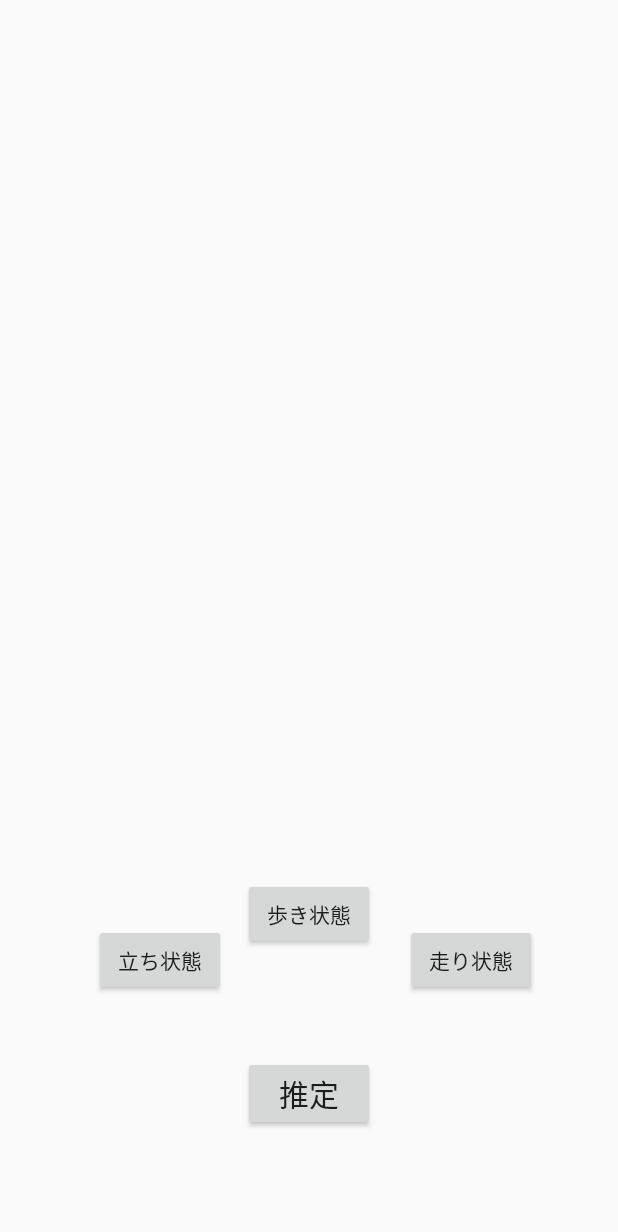
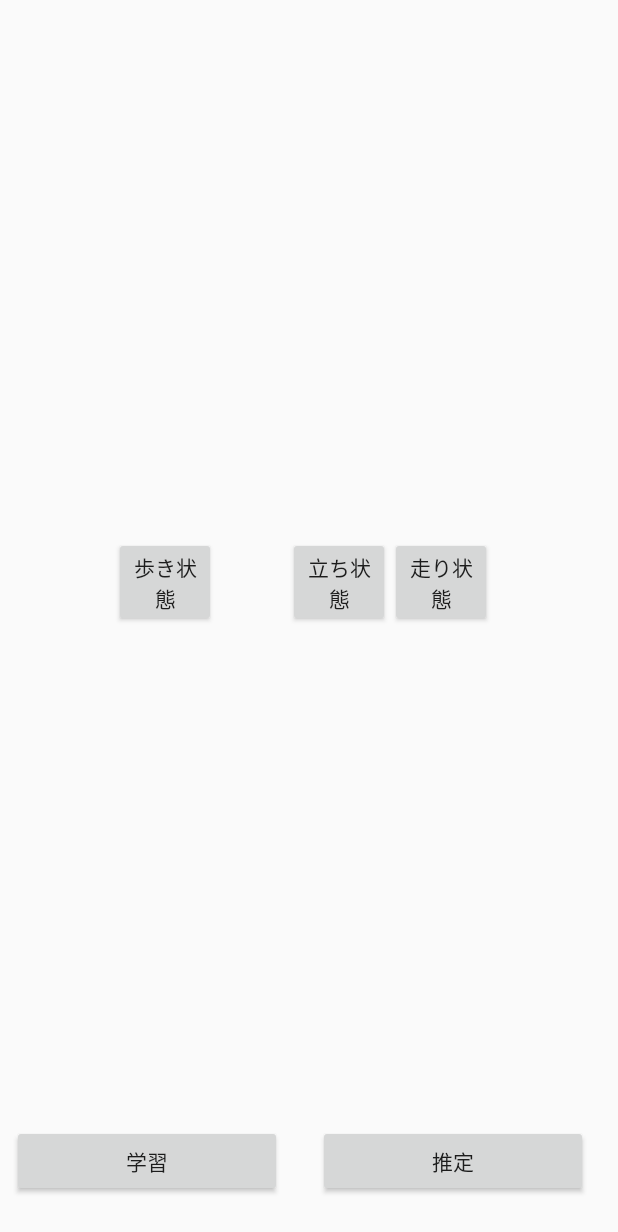
Before and after one commit to Arthur-ubi/pmml-evaluate-android, an Android app: the screen it shows after launch (MainActivity), after a tap on "歩き状態", on a phone screen of 412 x 824 dp. Shown: the top 1232 px of the screen. Run offline under Robolectric (Android 15) with nearby library versions, the phone set to English and light mode, and no system bars; libraries missing offline, so code that uses them is left out: weka.classifiers, weka.classifiers.trees, weka.core, weka.core.converters.

Commit message:
wekaの設定を修正

```diff
--- a/app/src/main/java/com/example/arthur/anti_asp/MainActivity.java
+++ b/app/src/main/java/com/example/arthur/anti_asp/MainActivity.java
@@ -28,6 +28,13 @@ import android.widget.Button;
 import android.widget.TextView;
 import android.widget.Toast;
 
+import weka.classifiers.Classifier;
+import weka.classifiers.trees.J48;
+import weka.core.Instances;
+import weka.core.converters.ArffSaver;
+import weka.core.converters.CSVLoader;
+import weka.core.converters.ConverterUtils;
+
 import com.example.arthur.anti_asp.R;
 
 //TODO サンプリングした各状態のデータをまとめてarffを作成し, wekaのデータセットに設定する
@@ -37,6 +44,7 @@ public class MainActivity extends Activity implements SensorEventListener {
   private SensorManager manager;
   private TextView values;
   float combine;
+  String input_csv;
 
   /** Called when the activity is first created. */
   @Override
@@ -52,7 +60,7 @@ public class MainActivity extends Activity implements SensorEventListener {
     buttonSave_s.setOnClickListener(new View.OnClickListener() {
       @Override
       public void onClick(View v) {
-        String val  = String.valueOf(combine);
+        String val  = String.valueOf(combine + ",");
         saveFile("acc_stand.csv", val);
       }
     });
@@ -60,7 +68,7 @@ public class MainActivity extends Activity implements SensorEventListener {
     buttonSave_w.setOnClickListener(new View.OnClickListener() {
       @Override
       public void onClick(View v) {
-        String val = String.valueOf(combine);
+        String val = String.valueOf(combine + ",");
         saveFile("acc_walk.csv", val);
       }
     });
@@ -68,9 +76,29 @@ public class MainActivity extends Activity implements SensorEventListener {
     buttonSave_r.setOnClickListener(new View.OnClickListener() {
       @Override
       public void onClick(View v) {
-        String val = String.valueOf(combine);
+        String val = String.valueOf(combine + ",");
         saveFile("acc_run.csv", val);
       }
+    });
+
+    //学習ボタン: csvからarff生成 & wekaの学習フェーズだけ実行(その部分のcodeだけこの中にべた貼りでいいかも)
+    Button button_learn = findViewById(R.id.button_learn);
+    button_learn.setOnClickListener(new View.OnClickListener() {
+      @Override
+      public void onClick(View v) {
+
+        //weka識別器生成
+        try {
+          ConverterUtils.DataSource source = new ConverterUtils.DataSource("acc.arff");
+          Instances instances = source.getDataSet();
+          instances.setClassIndex(1);
+          Classifier classifier = new J48();
+          classifier.buildClassifier(instances);
+        } catch (Exception e) {
+          e.printStackTrace();
+        }
+      }
+
     });
 
     Button button_estimate = findViewById(R.id.button_estimate);
@@ -83,6 +111,7 @@ public class MainActivity extends Activity implements SensorEventListener {
 
       }
     });
+
   }
 
   //ファイル保存
@@ -90,7 +119,7 @@ public class MainActivity extends Activity implements SensorEventListener {
 
     // try-with-resources
     try (FileOutputStream fileOutputstream = openFileOutput(file,
-            Context.MODE_PRIVATE);){
+            Context.MODE_APPEND);){
 
       fileOutputstream.write(str.getBytes());
       System.out.println("csv出力が完了しました。");
@@ -111,13 +140,14 @@ public class MainActivity extends Activity implements SensorEventListener {
                  new InputStreamReader(fileInputStream,"UTF-8"));
     ) {
 
-
     } catch (IOException e) {
       e.printStackTrace();
     }
 
     return text;
   }
+
+
 
   @Override
   protected void onStop() {
@@ -158,6 +188,7 @@ public class MainActivity extends Activity implements SensorEventListener {
       values.setText(str);
     }
   }
+  //外部ストレージに保存するためのパーミッション確認
   private static final int REQUEST_EXTERNAL_STORAGE_CODE = 0x01;
   private static String[] mPermissions = {
           Manifest.permission.READ_EXTERNAL_STORAGE,
--- a/app/src/main/java/com/example/arthur/anti_asp/weka.java
+++ b/app/src/main/java/com/example/arthur/anti_asp/weka.java
@@ -11,6 +11,7 @@ import weka.core.FastVector;
 import weka.core.Instance;
 import weka.core.Instances;
 import weka.core.converters.ConverterUtils.DataSource;
+import weka.core.converters.CSVLoader;
 import com.example.arthur.anti_asp.R;
 
 
@@ -28,22 +29,30 @@ public class weka {
             eval.evaluateModel(classifier, instances);
             System.out.println(eval.toSummaryString());
 
-           /*
-            FastVector out = new FastVector(3);
+
+            FastVector out = new FastVector(2);
             out.addElement("stand");
-            out.addElement("overcast");
-            out.addElement("rainy");
-           */
+            out.addElement("walk");
+            out.addElement("run");
             Attribute acc = new Attribute("acc", 0);
+            Attribute state = new Attribute("state",out, 1);
+            FastVector win = new FastVector(2);
 
             //分類したいデータを与える
-            Instance instance = new DenseInstance(2);
+            Instance instance = new DenseInstance(3);
             instance.setValue(acc, c_acc);//acc:MainActivityから引き渡す現在の3軸合成加速度
             instance.setDataset(instances);
 
             double result = classifier.classifyInstance(instance);
             System.out.println(result);
 
+            if (result == 0){
+                //stand
+            }else if(result == 1){
+                //walk
+            }else if(result == 2){
+                //run
+            }
         } catch (Exception e) {
             e.printStackTrace();
         }
--- a/app/src/main/res/layout/activity_main.xml
+++ b/app/src/main/res/layout/activity_main.xml
@@ -1,10 +1,12 @@
 <?xml version="1.0" encoding="utf-8"?>
-<android.support.constraint.ConstraintLayout xmlns:android="http://schemas.android.com/apk/res/android"
+<LinearLayout xmlns:android="http://schemas.android.com/apk/res/android"
     xmlns:app="http://schemas.android.com/apk/res-auto"
     xmlns:tools="http://schemas.android.com/tools"
     android:id="@+id/container"
     android:layout_width="match_parent"
     android:layout_height="match_parent"
+    android:gravity="center_horizontal"
+    android:orientation="vertical"
     tools:context=".MainActivity">
 
 
@@ -16,10 +18,7 @@
         android:layout_marginLeft="8dp"
         android:layout_marginRight="8dp"
         android:layout_marginStart="8dp"
-        android:textColor="#000"
-        app:layout_constraintEnd_toEndOf="parent"
-        app:layout_constraintStart_toStartOf="parent"
-        tools:layout_editor_absoluteY="79dp" />
+        android:textColor="#000" />
 
     <TextView
         android:id="@+id/text_view"
@@ -29,14 +28,19 @@
         android:layout_marginStart="8dp"
         android:layout_marginTop="8dp"
         android:textColor="#000"
-        android:textSize="18sp"
-        app:layout_constraintStart_toStartOf="parent"
-        app:layout_constraintTop_toTopOf="parent" />
+        android:textSize="18sp" />
+
+    <LinearLayout
+        android:layout_width="300dp"
+        android:layout_height="100dp"
+        android:layout_weight="1"
+        android:gravity="center_vertical"
+        android:orientation="horizontal">
 
         <Button
             android:id="@+id/button_l_walk"
-        android:layout_width="wrap_content"
-        android:layout_height="wrap_content"
+            android:layout_width="140dp"
+            android:layout_height="60dp"
             android:layout_margin="20dp"
             android:layout_marginBottom="4dp"
             android:layout_marginEnd="4dp"
@@ -44,13 +48,52 @@
             android:layout_marginRight="4dp"
             android:layout_marginStart="4dp"
             android:layout_marginTop="8dp"
+            android:layout_weight="1"
             android:text="歩き状態"
-        android:textSize="14sp"
-        app:layout_constraintBottom_toBottomOf="parent"
-        app:layout_constraintEnd_toEndOf="parent"
-        app:layout_constraintStart_toStartOf="parent"
-        app:layout_constraintTop_toBottomOf="@+id/text_info"
-        app:layout_constraintVertical_bias="0.762" />
+            android:textSize="14sp" />
+
+        <Button
+            android:id="@+id/button_l_stand"
+            android:layout_width="140dp"
+            android:layout_height="60dp"
+            android:layout_marginBottom="8dp"
+            android:layout_marginLeft="28dp"
+            android:layout_marginStart="28dp"
+            android:layout_marginTop="8dp"
+            android:layout_weight="1"
+            android:text="立ち状態" />
+
+        <Button
+            android:id="@+id/button_l_run"
+            android:layout_width="140dp"
+            android:layout_height="60dp"
+            android:layout_marginBottom="8dp"
+            android:layout_marginEnd="28dp"
+            android:layout_marginRight="28dp"
+            android:layout_marginTop="8dp"
+            android:layout_weight="1"
+            android:text="走り状態" />
+
+    </LinearLayout>
+
+    <LinearLayout
+        android:layout_width="match_parent"
+        android:layout_height="100dp"
+        android:gravity="center_vertical"
+        android:orientation="horizontal">
+
+        <Button
+            android:id="@+id/button_learn"
+            android:layout_width="wrap_content"
+            android:layout_height="wrap_content"
+            android:layout_marginBottom="8dp"
+            android:layout_marginEnd="4dp"
+            android:layout_marginLeft="8dp"
+            android:layout_marginRight="4dp"
+            android:layout_marginStart="8dp"
+            android:layout_marginTop="8dp"
+            android:layout_weight="1"
+            android:text="学習" />
 
         <Button
             android:id="@+id/button_estimate"
@@ -62,44 +105,11 @@
             android:layout_marginLeft="8dp"
             android:layout_marginRight="8dp"
             android:layout_marginStart="8dp"
+            android:layout_weight="1"
             android:text="推定"
-        android:textSize="20sp"
-        app:layout_constraintBottom_toBottomOf="parent"
-        app:layout_constraintEnd_toEndOf="parent"
-        app:layout_constraintStart_toStartOf="parent"
-        app:layout_constraintTop_toBottomOf="@+id/button_l_walk" />
+            android:textSize="14sp" />
 
-    <Button
-        android:id="@+id/button_l_stand"
-        android:layout_width="wrap_content"
-        android:layout_height="wrap_content"
-        android:layout_marginBottom="8dp"
-        android:layout_marginLeft="28dp"
-        android:layout_marginStart="28dp"
-        android:layout_marginTop="8dp"
-        android:text="立ち状態"
-        app:layout_constraintBottom_toBottomOf="parent"
-        app:layout_constraintEnd_toStartOf="@+id/button_l_walk"
-        app:layout_constraintHorizontal_bias="0.75"
-        app:layout_constraintStart_toStartOf="parent"
-        app:layout_constraintTop_toTopOf="parent"
-        app:layout_constraintVertical_bias="0.8" />
-
-    <Button
-        android:id="@+id/button_l_run"
-        android:layout_width="wrap_content"
-        android:layout_height="wrap_content"
-        android:layout_marginBottom="8dp"
-        android:layout_marginEnd="28dp"
-        android:layout_marginRight="28dp"
-        android:layout_marginTop="8dp"
-        android:text="走り状態"
-        app:layout_constraintBottom_toBottomOf="parent"
-        app:layout_constraintEnd_toEndOf="parent"
-        app:layout_constraintHorizontal_bias="0.437"
-        app:layout_constraintStart_toEndOf="@+id/button_l_walk"
-        app:layout_constraintTop_toTopOf="parent"
-        app:layout_constraintVertical_bias="0.8"  />
+    </LinearLayout>
 
 
-</android.support.constraint.ConstraintLayout>
+</LinearLayout>
```
Lines whose indentation alone changed are shown as unchanged.
